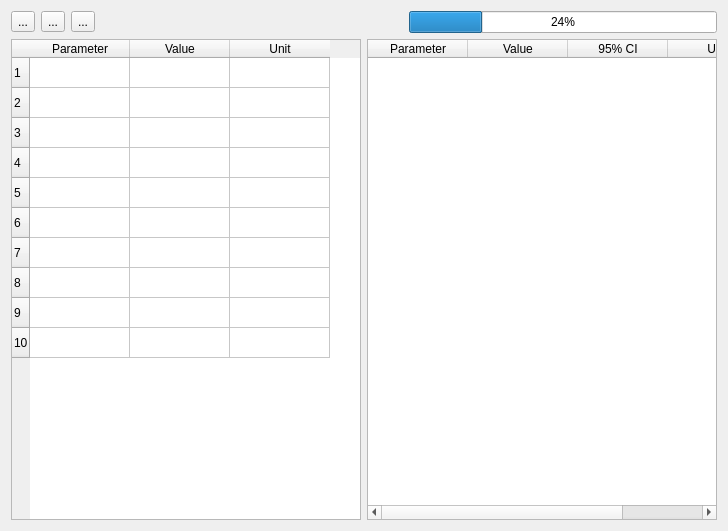
Above: gui/quickdeer.ui from JeschkeLab/autoDEER before the change. Below: the same form after it.
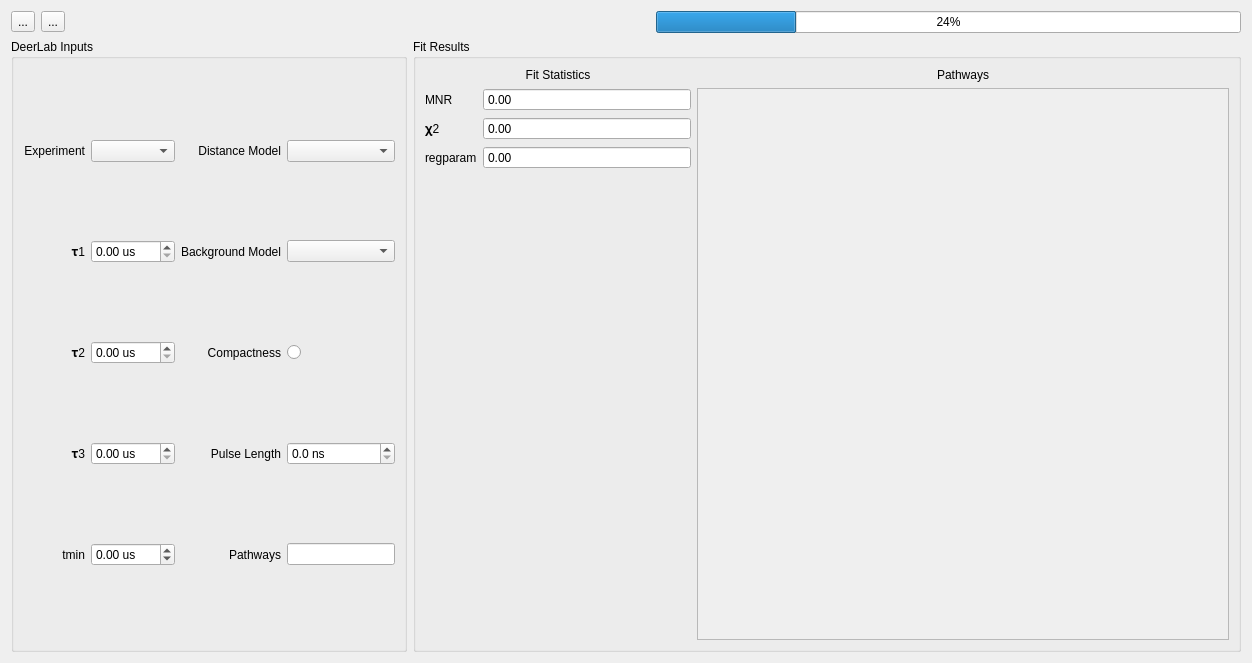
That is the form after the change.

Diff of the .ui file:
```diff
--- a/gui/quickdeer.ui
+++ b/gui/quickdeer.ui
@@ -6,8 +6,8 @@
    <rect>
     <x>0</x>
     <y>0</y>
-    <width>728</width>
-    <height>531</height>
+    <width>1252</width>
+    <height>663</height>
    </rect>
   </property>
   <property name="windowTitle">
@@ -30,13 +30,6 @@
        </property>
       </widget>
      </item>
-     <item>
-      <widget class="QToolButton" name="SendToSpec">
-       <property name="text">
-        <string>...</string>
-       </property>
-      </widget>
-     </item>
      <item>
       <spacer name="horizontalSpacer">
        <property name="orientation">
@@ -65,74 +58,309 @@
    <item>
     <layout class="QHBoxLayout" name="horizontalLayout">
      <item>
-      <widget class="QTableWidget" name="Experiment_table">
-       <property name="alternatingRowColors">
-        <bool>false</bool>
+      <widget class="QGroupBox" name="groupBox">
+       <property name="title">
+        <string>DeerLab Inputs</string>
        </property>
-       <property name="rowCount">
-        <number>10</number>
-       </property>
-       <row/>
-       <row/>
-       <row/>
-       <row/>
-       <row/>
-       <row/>
-       <row/>
-       <row/>
-       <row/>
-       <row/>
-       <column>
-        <property name="text">
-         <string>Parameter</string>
-        </property>
-       </column>
-       <column>
-        <property name="text">
-         <string>Value</string>
-        </property>
-       </column>
-       <column>
-        <property name="text">
-         <string>Unit</string>
-        </property>
-       </column>
+       <layout class="QGridLayout" name="gridLayout">
+        <item row="0" column="0">
+         <widget class="QLabel" name="label">
+          <property name="text">
+           <string>Experiment</string>
+          </property>
+          <property name="alignment">
+           <set>Qt::AlignRight|Qt::AlignTrailing|Qt::AlignVCenter</set>
+          </property>
+         </widget>
+        </item>
+        <item row="3" column="0">
+         <widget class="QLabel" name="label_2">
+          <property name="text">
+           <string>𝛕1</string>
+          </property>
+          <property name="alignment">
+           <set>Qt::AlignRight|Qt::AlignTrailing|Qt::AlignVCenter</set>
+          </property>
+         </widget>
+        </item>
+        <item row="5" column="0">
+         <widget class="QLabel" name="label_4">
+          <property name="text">
+           <string>𝛕3</string>
+          </property>
+          <property name="alignment">
+           <set>Qt::AlignRight|Qt::AlignTrailing|Qt::AlignVCenter</set>
+          </property>
+         </widget>
+        </item>
+        <item row="3" column="1">
+         <widget class="QDoubleSpinBox" name="Tau1doubleSpinBox">
+          <property name="suffix">
+           <string> us</string>
+          </property>
+          <property name="singleStep">
+           <double>0.250000000000000</double>
+          </property>
+         </widget>
+        </item>
+        <item row="0" column="3">
+         <widget class="QComboBox" name="DistancecomboBox"/>
+        </item>
+        <item row="3" column="3">
+         <widget class="QComboBox" name="BackgroundcomboBox"/>
+        </item>
+        <item row="4" column="1">
+         <widget class="QDoubleSpinBox" name="Tau2doubleSpinBox">
+          <property name="suffix">
+           <string> us</string>
+          </property>
+          <property name="singleStep">
+           <double>0.250000000000000</double>
+          </property>
+         </widget>
+        </item>
+        <item row="4" column="3">
+         <widget class="QRadioButton" name="CompactnessradioButton">
+          <property name="text">
+           <string/>
+          </property>
+         </widget>
+        </item>
+        <item row="0" column="1">
+         <widget class="QComboBox" name="ExperimentcomboBox"/>
+        </item>
+        <item row="3" column="2">
+         <widget class="QLabel" name="label_8">
+          <property name="text">
+           <string>Background Model</string>
+          </property>
+         </widget>
+        </item>
+        <item row="6" column="2">
+         <widget class="QLabel" name="label_10">
+          <property name="text">
+           <string>Pathways</string>
+          </property>
+          <property name="alignment">
+           <set>Qt::AlignRight|Qt::AlignTrailing|Qt::AlignVCenter</set>
+          </property>
+         </widget>
+        </item>
+        <item row="5" column="2">
+         <widget class="QLabel" name="label_7">
+          <property name="text">
+           <string>Pulse Length</string>
+          </property>
+          <property name="alignment">
+           <set>Qt::AlignRight|Qt::AlignTrailing|Qt::AlignVCenter</set>
+          </property>
+         </widget>
+        </item>
+        <item row="5" column="3">
+         <widget class="QDoubleSpinBox" name="PulseLengthdoubleSpinBox">
+          <property name="suffix">
+           <string> ns</string>
+          </property>
+          <property name="decimals">
+           <number>1</number>
+          </property>
+          <property name="maximum">
+           <double>512.000000000000000</double>
+          </property>
+          <property name="value">
+           <double>0.000000000000000</double>
+          </property>
+         </widget>
+        </item>
+        <item row="5" column="1">
+         <widget class="QDoubleSpinBox" name="Tau3doubleSpinBox">
+          <property name="suffix">
+           <string> us</string>
+          </property>
+          <property name="singleStep">
+           <double>0.100000000000000</double>
+          </property>
+         </widget>
+        </item>
+        <item row="4" column="2">
+         <widget class="QLabel" name="label_6">
+          <property name="text">
+           <string>Compactness</string>
+          </property>
+          <property name="alignment">
+           <set>Qt::AlignRight|Qt::AlignTrailing|Qt::AlignVCenter</set>
+          </property>
+         </widget>
+        </item>
+        <item row="0" column="2">
+         <widget class="QLabel" name="label_5">
+          <property name="text">
+           <string>Distance Model</string>
+          </property>
+          <property name="alignment">
+           <set>Qt::AlignRight|Qt::AlignTrailing|Qt::AlignVCenter</set>
+          </property>
+         </widget>
+        </item>
+        <item row="6" column="0">
+         <widget class="QLabel" name="label_9">
+          <property name="text">
+           <string>tmin</string>
+          </property>
+          <property name="alignment">
+           <set>Qt::AlignRight|Qt::AlignTrailing|Qt::AlignVCenter</set>
+          </property>
+         </widget>
+        </item>
+        <item row="6" column="3">
+         <widget class="QLineEdit" name="PathwayslineEdit">
+          <property name="sizePolicy">
+           <sizepolicy hsizetype="Preferred" vsizetype="Fixed">
+            <horstretch>0</horstretch>
+            <verstretch>0</verstretch>
+           </sizepolicy>
+          </property>
+         </widget>
+        </item>
+        <item row="6" column="1">
+         <widget class="QDoubleSpinBox" name="tmindoubleSpinBox">
+          <property name="suffix">
+           <string> us</string>
+          </property>
+          <property name="minimum">
+           <double>-100.000000000000000</double>
+          </property>
+          <property name="maximum">
+           <double>100.000000000000000</double>
+          </property>
+          <property name="singleStep">
+           <double>0.100000000000000</double>
+          </property>
+         </widget>
+        </item>
+        <item row="4" column="0">
+         <widget class="QLabel" name="label_3">
+          <property name="text">
+           <string>𝛕2</string>
+          </property>
+          <property name="alignment">
+           <set>Qt::AlignRight|Qt::AlignTrailing|Qt::AlignVCenter</set>
+          </property>
+         </widget>
+        </item>
+       </layout>
       </widget>
      </item>
      <item>
-      <widget class="QTableWidget" name="Analysis_table">
-       <property name="sizePolicy">
-        <sizepolicy hsizetype="Expanding" vsizetype="MinimumExpanding">
-         <horstretch>0</horstretch>
-         <verstretch>0</verstretch>
-        </sizepolicy>
+      <widget class="QGroupBox" name="groupBox_2">
+       <property name="title">
+        <string>Fit Results</string>
        </property>
-       <property name="minimumSize">
-        <size>
-         <width>0</width>
-         <height>200</height>
-        </size>
-       </property>
-       <column>
-        <property name="text">
-         <string>Parameter</string>
-        </property>
-       </column>
-       <column>
-        <property name="text">
-         <string>Value</string>
-        </property>
-       </column>
-       <column>
-        <property name="text">
-         <string>95% CI</string>
-        </property>
-       </column>
-       <column>
-        <property name="text">
-         <string>Unit</string>
-        </property>
-       </column>
+       <layout class="QGridLayout" name="gridLayout_2" columnstretch="1,2">
+        <item row="1" column="1">
+         <widget class="QScrollArea" name="Pathways">
+          <property name="widgetResizable">
+           <bool>true</bool>
+          </property>
+          <widget class="QWidget" name="scrollAreaWidgetContents">
+           <property name="geometry">
+            <rect>
+             <x>0</x>
+             <y>0</y>
+             <width>467</width>
+             <height>130</height>
+            </rect>
+           </property>
+           <layout class="QVBoxLayout" name="verticalLayout_3">
+            <item>
+             <layout class="QGridLayout" name="Pathways_Box"/>
+            </item>
+           </layout>
+          </widget>
+         </widget>
+        </item>
+        <item row="1" column="0">
+         <layout class="QFormLayout" name="formLayout">
+          <item row="1" column="0">
+           <widget class="QLabel" name="MNRLabel">
+            <property name="text">
+             <string>MNR</string>
+            </property>
+           </widget>
+          </item>
+          <item row="1" column="1">
+           <widget class="QDoubleSpinBox" name="MNRDoubleSpinBox">
+            <property name="readOnly">
+             <bool>true</bool>
+            </property>
+            <property name="buttonSymbols">
+             <enum>QAbstractSpinBox::NoButtons</enum>
+            </property>
+           </widget>
+          </item>
+          <item row="2" column="0">
+           <widget class="QLabel" name="Chi2Label">
+            <property name="text">
+             <string>𝛘2</string>
+            </property>
+           </widget>
+          </item>
+          <item row="2" column="1">
+           <widget class="QDoubleSpinBox" name="Chi2DoubleSpinBox">
+            <property name="readOnly">
+             <bool>true</bool>
+            </property>
+            <property name="buttonSymbols">
+             <enum>QAbstractSpinBox::NoButtons</enum>
+            </property>
+           </widget>
+          </item>
+          <item row="3" column="0">
+           <widget class="QLabel" name="regparamLabel">
+            <property name="text">
+             <string>regparam</string>
+            </property>
+           </widget>
+          </item>
+          <item row="3" column="1">
+           <widget class="QDoubleSpinBox" name="regparamDoubleSpinBox">
+            <property name="readOnly">
+             <bool>true</bool>
+            </property>
+            <property name="buttonSymbols">
+             <enum>QAbstractSpinBox::NoButtons</enum>
+            </property>
+           </widget>
+          </item>
+         </layout>
+        </item>
+        <item row="0" column="0">
+         <widget class="QLabel" name="label_11">
+          <property name="sizePolicy">
+           <sizepolicy hsizetype="Preferred" vsizetype="Fixed">
+            <horstretch>0</horstretch>
+            <verstretch>0</verstretch>
+           </sizepolicy>
+          </property>
+          <property name="text">
+           <string>Fit Statistics</string>
+          </property>
+          <property name="alignment">
+           <set>Qt::AlignCenter</set>
+          </property>
+         </widget>
+        </item>
+        <item row="0" column="1">
+         <widget class="QLabel" name="label_12">
+          <property name="text">
+           <string>Pathways</string>
+          </property>
+          <property name="alignment">
+           <set>Qt::AlignCenter</set>
+          </property>
+         </widget>
+        </item>
+       </layout>
       </widget>
      </item>
     </layout>
```
